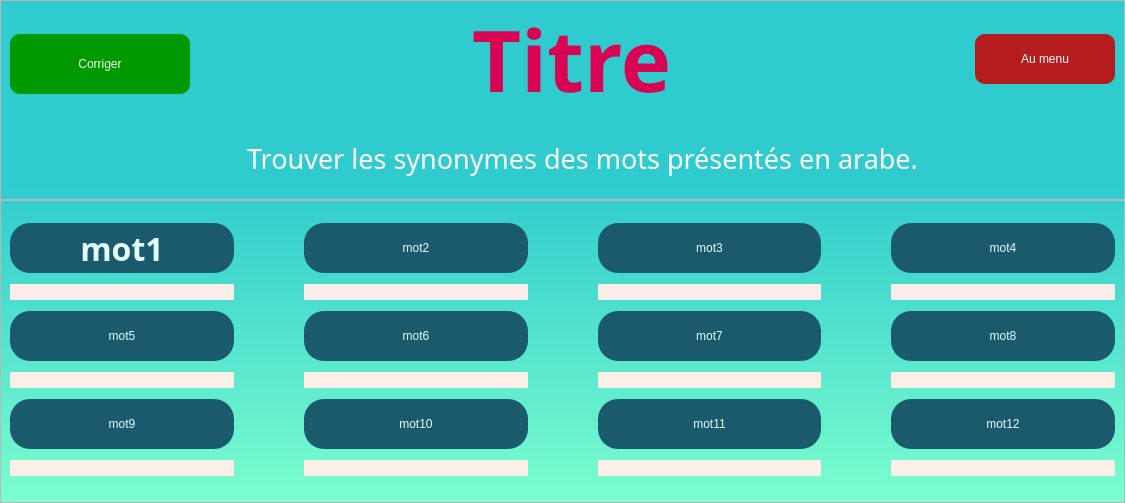
This is Screens/Vocabulair/vocabulair_levelPage.ui in naderite/french-learn-app as Qt 5 draws it before an edit. The edited form follows.
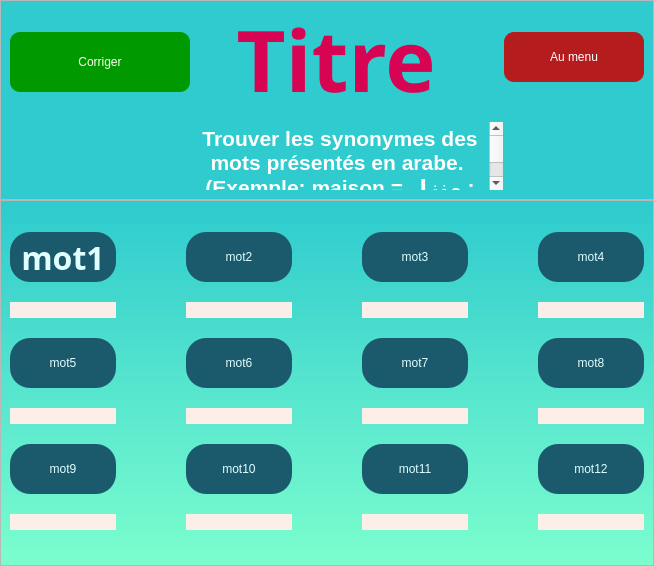
This is the edited form.

Commit message: fixed vocabulary level generation bug

Diff of the .ui file:
```diff
--- a/Screens/Vocabulair/vocabulair_levelPage.ui
+++ b/Screens/Vocabulair/vocabulair_levelPage.ui
@@ -6,8 +6,8 @@
    <rect>
     <x>0</x>
     <y>0</y>
-    <width>1125</width>
-    <height>503</height>
+    <width>654</width>
+    <height>566</height>
    </rect>
   </property>
   <property name="windowTitle">
@@ -797,41 +797,20 @@
          </property>
         </widget>
        </item>
-       <item row="3" column="2">
-        <widget class="QLabel" name="label">
-         <property name="sizePolicy">
-          <sizepolicy hsizetype="Preferred" vsizetype="Preferred">
-           <horstretch>0</horstretch>
-           <verstretch>0</verstretch>
-          </sizepolicy>
-         </property>
-         <property name="minimumSize">
-          <size>
-           <width>16</width>
-           <height>2</height>
-          </size>
-         </property>
-         <property name="maximumSize">
-          <size>
-           <width>1270</width>
-           <height>16777215</height>
-          </size>
-         </property>
-         <property name="font">
-          <font>
-           <family>Segoe UI Semibold</family>
-           <pointsize>20</pointsize>
-          </font>
-         </property>
+       <item row="1" column="2">
+        <widget class="QTextBrowser" name="textBrowser">
          <property name="styleSheet">
           <string notr="true">background-color: rgba(255, 255, 255,0);
 color: rgb(255, 255, 255);</string>
          </property>
-         <property name="text">
-          <string>Trouver les synonymes des mots présentés en arabe.</string>
-         </property>
-         <property name="alignment">
-          <set>Qt::AlignCenter</set>
+         <property name="html">
+          <string>&lt;!DOCTYPE HTML PUBLIC &quot;-//W3C//DTD HTML 4.0//EN&quot; &quot;http://www.w3.org/TR/REC-html40/strict.dtd&quot;&gt;
+&lt;html&gt;&lt;head&gt;&lt;meta name=&quot;qrichtext&quot; content=&quot;1&quot; /&gt;&lt;meta charset=&quot;utf-8&quot; /&gt;&lt;style type=&quot;text/css&quot;&gt;
+p, li { white-space: pre-wrap; }
+hr { height: 1px; border-width: 0; }
+&lt;/style&gt;&lt;/head&gt;&lt;body style=&quot; font-family:'Segoe UI'; font-size:9pt; font-weight:400; font-style:normal;&quot;&gt;
+&lt;p align=&quot;center&quot; style=&quot; margin-top:0px; margin-bottom:0px; margin-left:0px; margin-right:0px; -qt-block-indent:0; text-indent:0px;&quot;&gt;&lt;span style=&quot; font-size:16pt; font-weight:700; color:#ffffff;&quot;&gt;Trouver les synonymes des mots présentés en arabe. &lt;/span&gt;&lt;/p&gt;
+&lt;p align=&quot;center&quot; style=&quot; margin-top:0px; margin-bottom:0px; margin-left:0px; margin-right:0px; -qt-block-indent:0; text-indent:0px;&quot;&gt;&lt;span style=&quot; font-size:16pt; font-weight:700; color:#ffffff;&quot;&gt;(Exemple: maison = منزل ; manger = يأكل)&lt;/span&gt;&lt;/p&gt;&lt;/body&gt;&lt;/html&gt;</string>
          </property>
         </widget>
        </item>
```
The commit also changes 4 other files.
